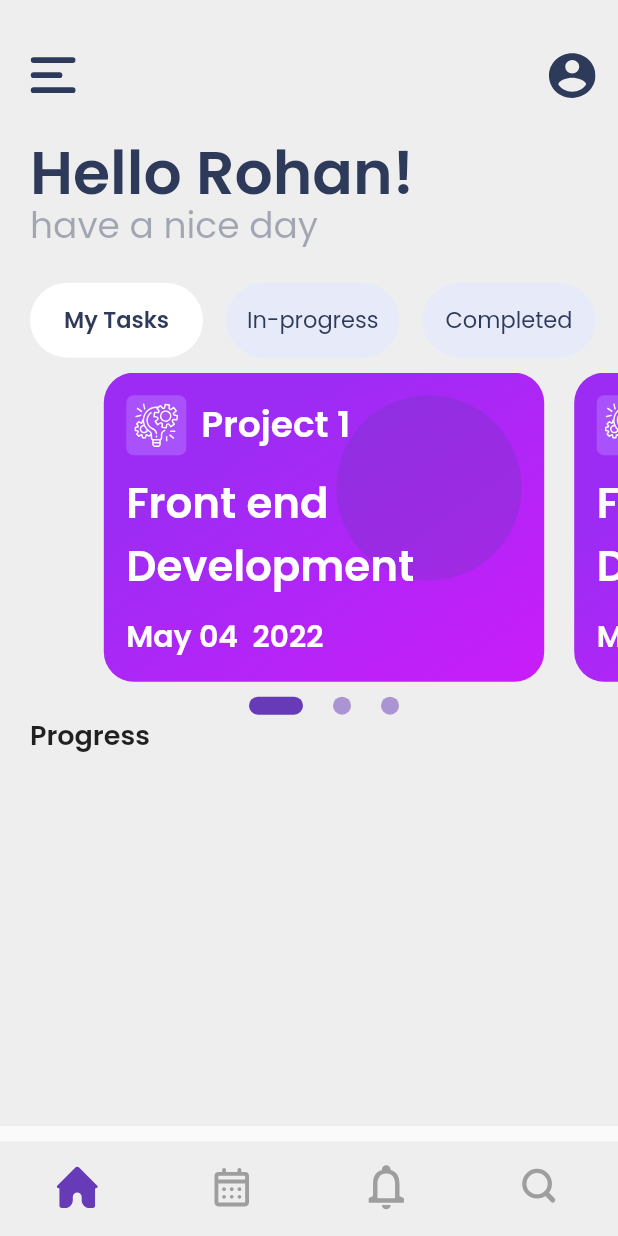
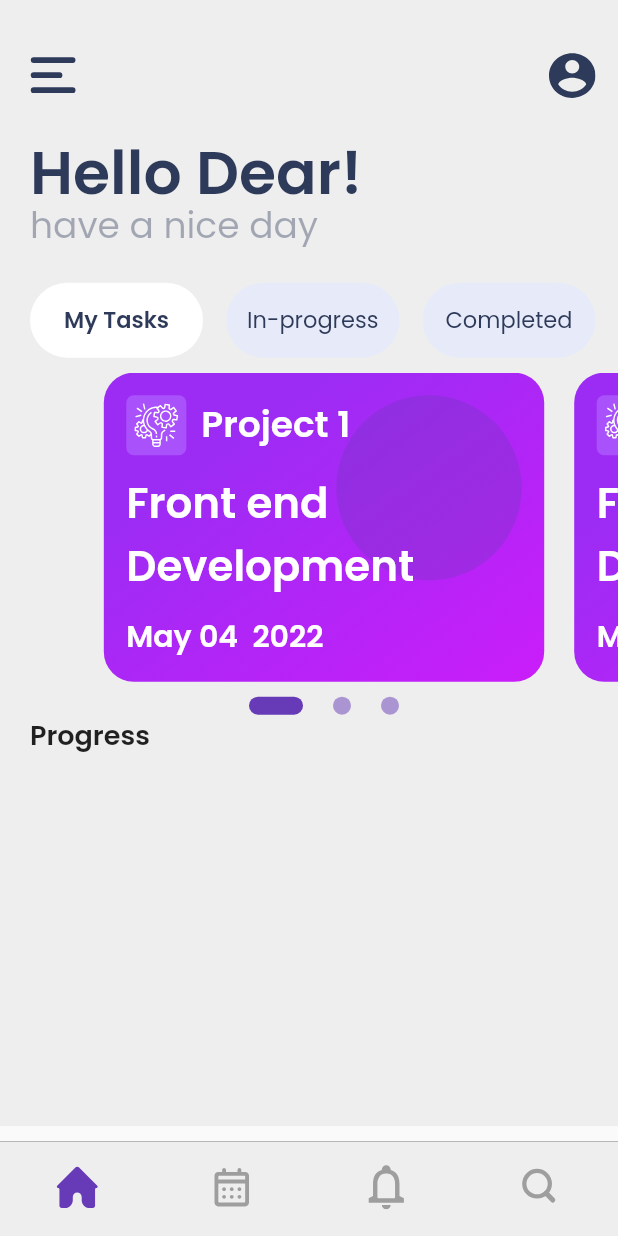
Before and after one commit to ZayniddinMamarasulov/taskmanager, a Flutter app: the screen it shows after launch, on a phone screen of 412 x 824 dp. Run offline on Flutter 3.47's test engine with Material 2 defaults, Android fonts, the phone set to English and light mode, and no system bars; drawn by our look-alikes of smooth_page_indicator; our stand-ins replace flutter_svg, sqflite; accounts and stored records are empty.

Commit message:
first commit

```diff
--- a/lib/main.dart
+++ b/lib/main.dart
@@ -1,7 +1,6 @@
 import 'package:flutter/material.dart';
 import 'package:provider/provider.dart';
 import 'package:taskmanager/main_provider.dart';
-
 import 'presentation/screens/main_screen.dart';
 
 void main() {
@@ -19,7 +18,7 @@ class MyApp extends StatelessWidget {
 
   @override
   Widget build(BuildContext context) {
-    return MaterialApp(
+    return const MaterialApp(
       debugShowCheckedModeBanner: false,
       home: MainScreen(),
     );
--- a/lib/presentation/screens/create_task_screen.dart
+++ b/lib/presentation/screens/create_task_screen.dart
@@ -191,7 +191,7 @@ class _CreateTaskPageState extends State<CreateTaskPage> {
                   selectTime(context);
                   print(time);
                 },
-                child: Text(
+                child:const Text(
                   "Start Time",
                   style: TextStyle(fontSize: 20, color: Color(0xffBFC8E8)),
                 )),
--- a/lib/presentation/screens/home_screen.dart
+++ b/lib/presentation/screens/home_screen.dart
@@ -1,9 +1,7 @@
-import 'package:flutter/cupertino.dart';
 import 'package:flutter/material.dart';
 import 'package:flutter_svg/svg.dart';
 import 'package:provider/provider.dart';
 import 'package:smooth_page_indicator/smooth_page_indicator.dart';
-import 'package:sqflite/sqflite.dart';
 import 'package:taskmanager/database_helper.dart';
 import 'package:taskmanager/main_provider.dart';
 import 'package:taskmanager/presentation/widgets/task_item.dart';
@@ -27,10 +25,10 @@ class _MyHomePageScreenState extends State<MyHomePageScreen> {
     return Scaffold(
       body: SingleChildScrollView(
         child: Container(
-          padding: EdgeInsets.only(left: 20, right: 0),
+          padding:const EdgeInsets.only(left: 20, right: 0),
           color: Colors.grey.shade200,
           child: Column(children: <Widget>[
-            SizedBox(
+           const SizedBox(
               height: 35,
             ),
             Row(
@@ -56,10 +54,10 @@ class _MyHomePageScreenState extends State<MyHomePageScreen> {
             SizedBox(
               height: height * .05,
             ),
-            Align(
+          const  Align(
               alignment: Alignment.centerLeft,
               child: Text(
-                "Hello Rohan!",
+                "Hello Dear!",
                 style: TextStyle(
                     fontFamily: 'PoppinsBold',
                     fontSize: 40,
@@ -67,7 +65,7 @@ class _MyHomePageScreenState extends State<MyHomePageScreen> {
                     height: 0.8),
               ),
             ),
-            SizedBox(
+         const   SizedBox(
               height: 6,
             ),
             Align(
@@ -77,11 +75,11 @@ class _MyHomePageScreenState extends State<MyHomePageScreen> {
                 style: TextStyle(
                     fontFamily: 'Poppins',
                     fontSize: 24,
-                    color: Color(0xFF2E3A59).withOpacity(.4),
+                    color:const Color(0xFF2E3A59).withOpacity(.4),
                     height: 0.8),
               ),
             ),
-            SizedBox(
+          const  SizedBox(
               height: 25,
             ),
             Row(
@@ -90,7 +88,7 @@ class _MyHomePageScreenState extends State<MyHomePageScreen> {
                 TaskStatus(task: "My Tasks", taskStatus: true),
                 TaskStatus(task: "In-progress", taskStatus: false),
                 Container(
-                    margin: EdgeInsets.only(right: 15),
+                    margin:const EdgeInsets.only(right: 15),
                     child: TaskStatus(task: "Completed", taskStatus: false)),
               ],
             ),
@@ -115,7 +113,7 @@ class _MyHomePageScreenState extends State<MyHomePageScreen> {
                 ),
               ),
             ),
-            Align(
+           const Align(
               alignment: Alignment.centerLeft,
               child: Text(
                 'Progress',
--- a/lib/presentation/screens/main_screen.dart
+++ b/lib/presentation/screens/main_screen.dart
@@ -13,15 +13,17 @@ class MainScreen extends StatefulWidget {
 class _MainScreenState extends State<MainScreen> {
   int selectedIndex = 0;
   List<Widget> screen = [
-    MyHomePageScreen(),
-    SecondPage(),
+   const MyHomePageScreen(),
+   const SecondPage(),
     Container(),
     Container()
   ];
 
   @override
   Widget build(BuildContext context) {
-    return Scaffold(
+    return SafeArea(
+      child: Scaffold(
+        backgroundColor: Colors.black,
         body: screen.elementAt(selectedIndex),
         bottomNavigationBar: BottomNavigationBar(
           showUnselectedLabels: false,
@@ -87,6 +89,7 @@ class _MainScreenState extends State<MainScreen> {
             });
           },
         ),
+      ),
     );
   }
 }
```
Also changed, not shown: lib/database_helper.dart (+6 -1 lines), lib/presentation/screens/second_screen.dart (+23 -12 lines), lib/presentation/widgets/task_item.dart (+14 -6 lines). Lines whose indentation alone changed are shown as unchanged.
